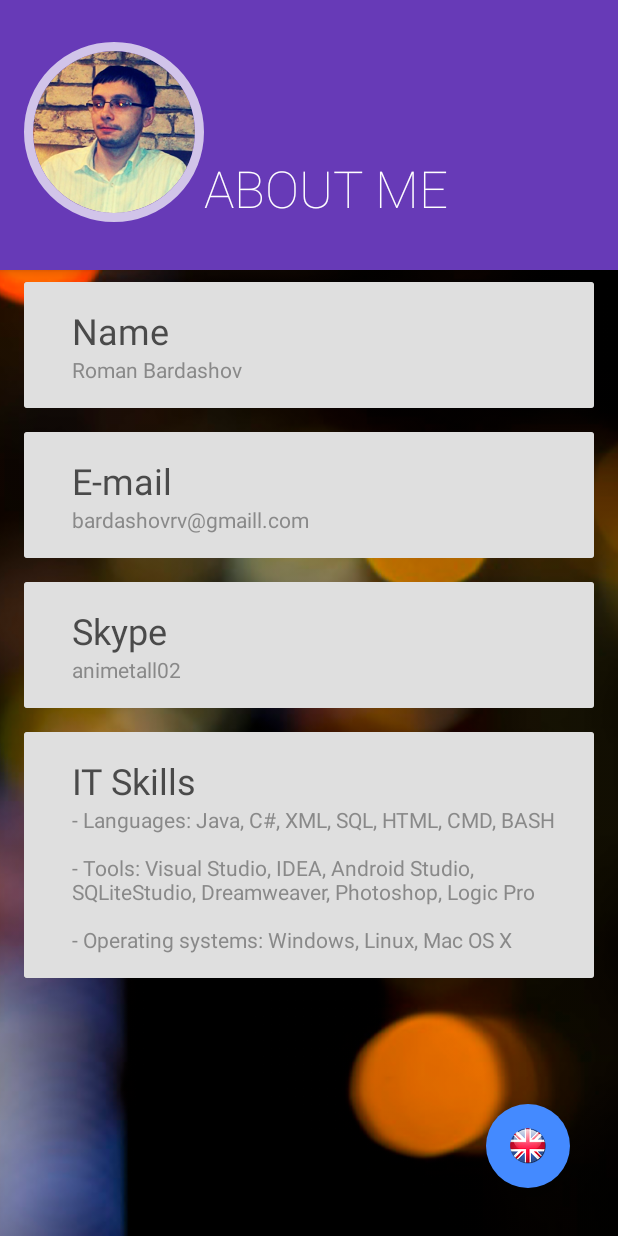
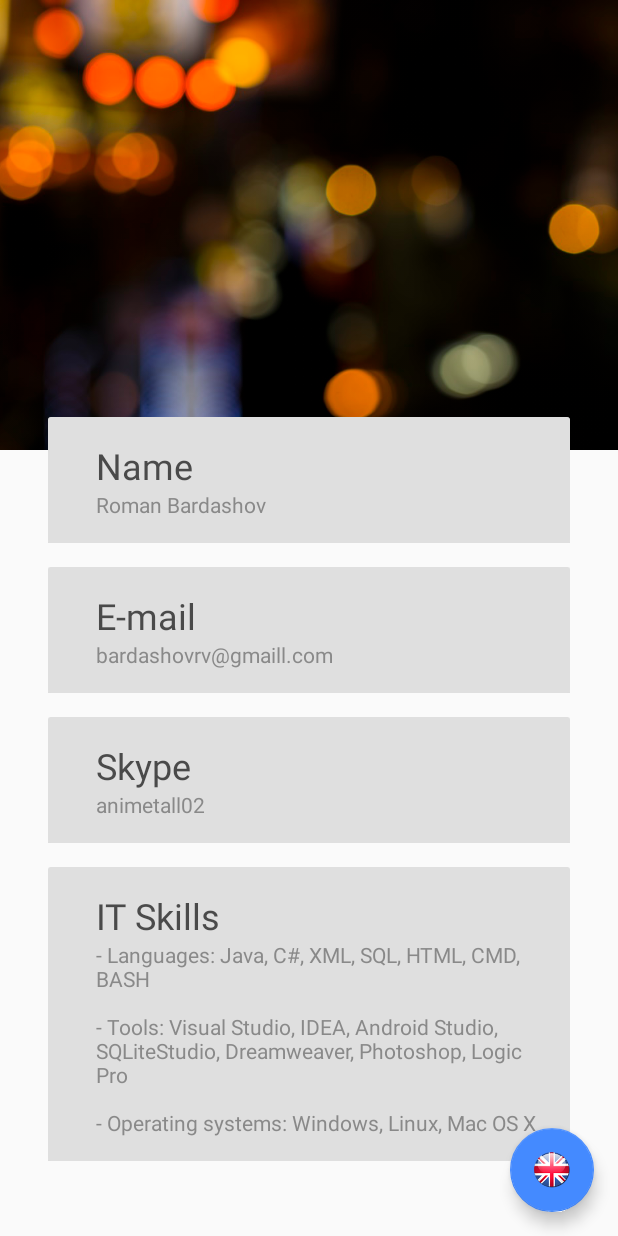
Before and after one commit to An1metall/GB_A_BusinessCard, an Android app: the screen it shows after launch (MainActivity), on a phone screen of 412 x 824 dp. Run offline under Robolectric (Android 15) with nearby library versions, the phone set to English and light mode, and no system bars.

Commit message:
Using CoordinatorLayout

```diff
--- a/app/src/main/res/layout/activity_main.xml
+++ b/app/src/main/res/layout/activity_main.xml
@@ -1,89 +1,75 @@
 <?xml version="1.0" encoding="utf-8"?>
-<RelativeLayout xmlns:android="http://schemas.android.com/apk/res/android"
+<android.support.design.widget.CoordinatorLayout xmlns:android="http://schemas.android.com/apk/res/android"
     xmlns:app="http://schemas.android.com/apk/res-auto"
     xmlns:tools="http://schemas.android.com/tools"
     android:layout_width="match_parent"
     android:layout_height="match_parent"
+    android:fitsSystemWindows="true"
     tools:context="com.an1metall.businesscard.MainActivity">
 
-    <ImageView
-        android:id="@+id/imageView"
+    <android.support.design.widget.AppBarLayout
+        android:id="@+id/main_appbar"
+        android:layout_width="match_parent"
+        android:layout_height="300dp"
+        android:fitsSystemWindows="true"
+        android:theme="@style/ThemeOverlay.AppCompat.Dark.ActionBar">
+
+        <android.support.design.widget.CollapsingToolbarLayout
             android:layout_width="match_parent"
             android:layout_height="match_parent"
-        android:layout_gravity="center_horizontal|bottom"
-        android:contentDescription="@string/header"
+            android:fitsSystemWindows="true"
+            app:expandedTitleMarginEnd="64dp"
+            app:expandedTitleMarginStart="48dp"
+            app:layout_scrollFlags="scroll|exitUntilCollapsed">
+
+            <ImageView
+                android:id="@+id/main.backdrop"
+                android:layout_width="match_parent"
+                android:layout_height="match_parent"
+                android:fitsSystemWindows="true"
                 android:scaleType="centerCrop"
                 android:src="@drawable/header"
-        android:elevation="0dp"/>
+                app:layout_collapseMode="parallax" />
 
-    <android.support.design.widget.FloatingActionButton
-        xmlns:app="http://schemas.android.com/apk/res-auto"
-        android:id="@+id/fab"
-        android:layout_width="wrap_content"
-        android:layout_height="wrap_content"
-        android:layout_gravity="right|bottom"
-        app:borderWidth="0dp"
-        app:rippleColor="#ffffff"
-        android:layout_alignParentBottom="true"
-        android:layout_alignParentRight="true"
-        android:layout_marginBottom="32dp"
-        android:layout_marginRight="32dp"
-        android:scaleType="center"
-        android:elevation="4dp"/>
+            <android.support.v7.widget.Toolbar
+                android:id="@+id/main.toolbar"
+                android:layout_width="match_parent"
+                android:layout_height="?attr/actionBarSize"
+                app:layout_collapseMode="pin" />
 
-    <RelativeLayout
-        android:id="@+id/frameLayout"
-        android:layout_width="match_parent"
-        android:layout_height="180dp"
-        android:background="@color/colorPrimary"
-        android:paddingTop="28dp"
-        android:paddingBottom="6dp"
-        android:paddingStart="16dp"
-        android:paddingEnd="16dp"
-        android:elevation="4dp"
-        android:layout_alignParentTop="true"
-        android:layout_alignParentStart="true">
+        </android.support.design.widget.CollapsingToolbarLayout>
 
-        <de.hdodenhof.circleimageview.CircleImageView
-            android:id="@+id/circle_image_view"
-            android:layout_width="wrap_content"
-            android:layout_height="wrap_content"
-            android:layout_gravity="start|center_vertical"
-            android:src="@drawable/avatar"
-            app:civ_border_color="@color/colorPrimaryLight"
-            app:civ_border_width="6dp" />
+    </android.support.design.widget.AppBarLayout>
 
-        <TextView
-            android:id="@+id/header_text"
-            android:layout_width="wrap_content"
-            android:layout_height="wrap_content"
-            android:layout_alignBottom="@+id/circle_image_view"
-            android:layout_gravity="end|center_vertical"
-            android:layout_toEndOf="@+id/circle_image_view"
-            android:layout_toRightOf="@+id/circle_image_view"
-            android:fontFamily="sans-serif-thin"
-            android:text="@string/about_me"
-            android:textStyle=""
-            android:textColor="@color/colorTextIcons"
-            android:textSize="@dimen/text_size_display" />
-
-    </RelativeLayout>
-
-    <FrameLayout
+    <android.support.v4.widget.NestedScrollView
         android:layout_width="match_parent"
         android:layout_height="match_parent"
-        android:layout_alignParentLeft="true"
-        android:layout_alignParentStart="true"
-        android:layout_below="@+id/frameLayout">
+        android:paddingStart="16dp"
+        android:paddingLeft="16dp"
+        android:paddingEnd="16dp"
+        android:paddingRight="16dp"
+        android:scrollbars="none"
+        app:behavior_overlapTop="30dp"
+        app:layout_behavior="@string/appbar_scrolling_view_behavior">
 
         <android.support.v7.widget.RecyclerView
             android:id="@+id/recycler_view"
             android:layout_width="match_parent"
-            android:layout_height="match_parent"
+            android:layout_height="wrap_content"
+            android:fitsSystemWindows="true"
             android:scrollbars="vertical"
-            android:layout_gravity="right|top">
-        </android.support.v7.widget.RecyclerView>
+            app:layout_behavior="@string/appbar_scrolling_view_behavior" />
 
-    </FrameLayout>
+    </android.support.v4.widget.NestedScrollView>
 
-</RelativeLayout>
+    <android.support.design.widget.FloatingActionButton
+        android:id="@+id/fab"
+        android:layout_width="wrap_content"
+        android:layout_height="wrap_content"
+        android:layout_gravity="bottom|right|end"
+        android:layout_margin="@dimen/activity_horizontal_margin"
+        android:clickable="true"
+        android:elevation="8dp"
+        android:scaleType="center" />
+
+</android.support.design.widget.CoordinatorLayout>
```
Lines whose indentation alone changed are shown as unchanged.
